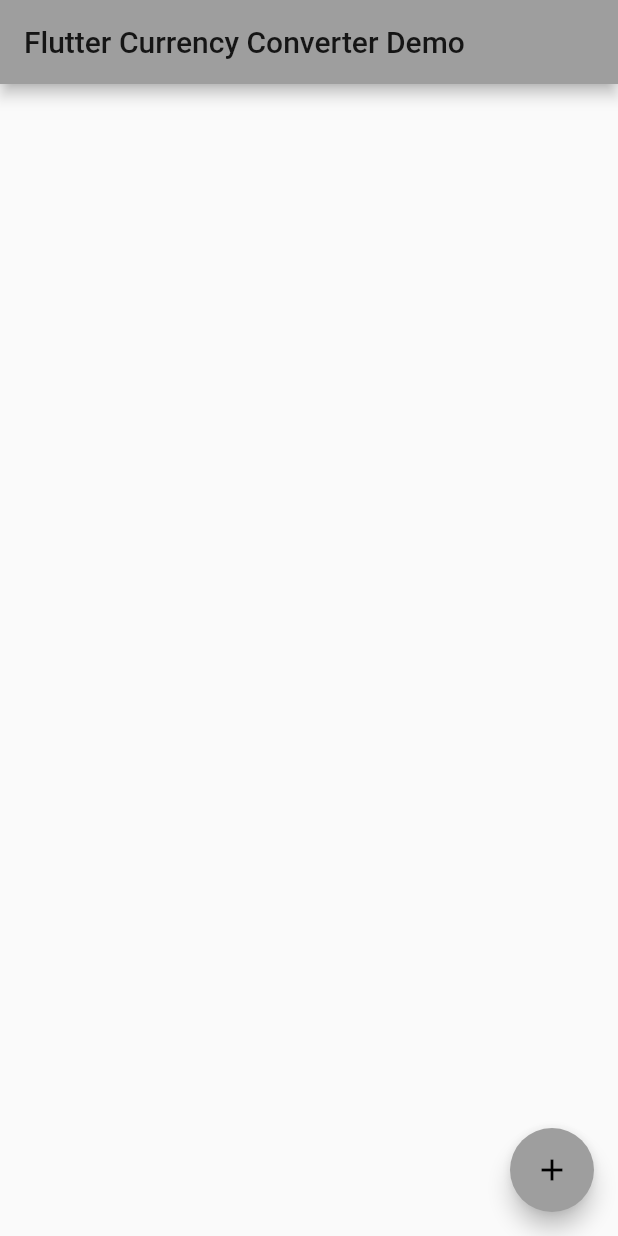
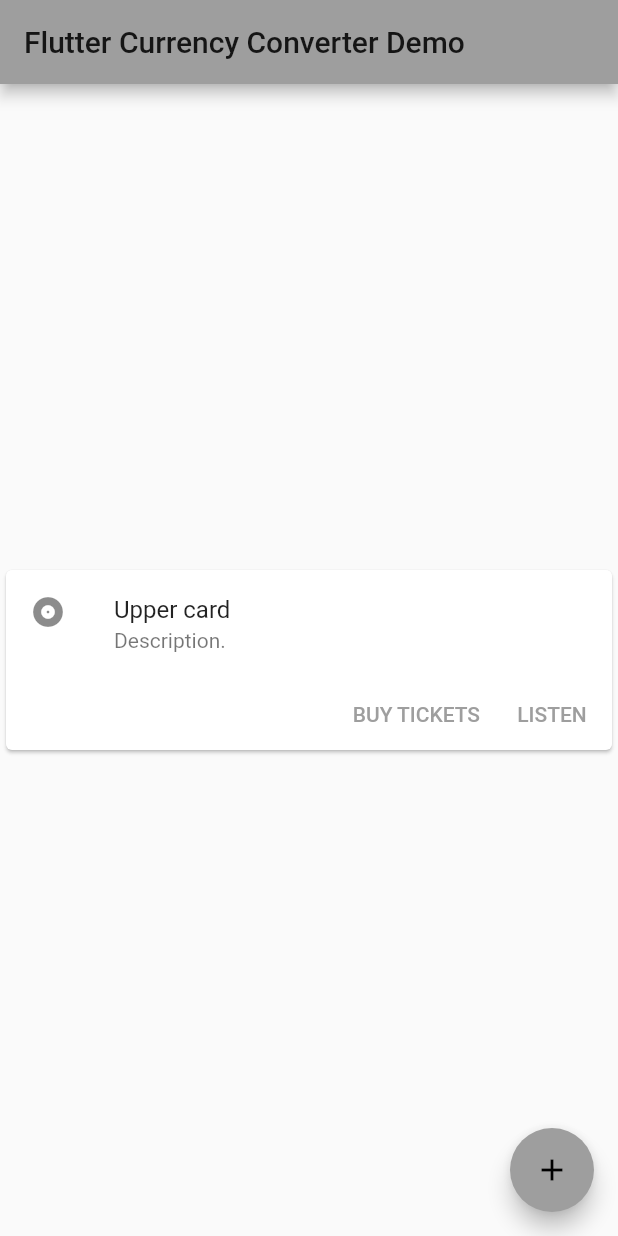
Before and after one commit to hectorddmx/CurrencyConverter, a Flutter app: the screen it shows after launch, on a phone screen of 412 x 824 dp. Run offline on Flutter 3.47's test engine with Material 2 defaults, Android fonts, the phone set to English and light mode, and no system bars.

Commit message:
feat: source currency card

```diff
--- a/lib/main.dart
+++ b/lib/main.dart
@@ -92,9 +92,9 @@
               // axis because Columns are vertical (the cross axis would be
               // horizontal).
               mainAxisAlignment: MainAxisAlignment.center,
-              children: <Widget>[]
-          )
-      ),
+              children: <Widget>[
+                SourceCurrencyWidget(),
+              ])),
       floatingActionButton: FloatingActionButton(
         onPressed: _incrementCounter,
         tooltip: 'Increment',
@@ -103,3 +103,40 @@
     );
   }
 }
+
+class SourceCurrencyWidget extends StatelessWidget {
+  const SourceCurrencyWidget({
+    Key? key,
+  }) : super(key: key);
+
+  @override
+  Widget build(BuildContext context) {
+    return Card(
+      child: Column(
+        mainAxisSize: MainAxisSize.min,
+        children: <Widget>[
+          const ListTile(
+            leading: Icon(Icons.album),
+            title: Text('Upper card'),
+            subtitle: Text('Description.'),
+          ),
+          Row(
+            mainAxisAlignment: MainAxisAlignment.end,
+            children: <Widget>[
+              TextButton(
+                child: const Text('BUY TICKETS'),
+                onPressed: () {/* ... */},
+              ),
+              const SizedBox(width: 8),
+              TextButton(
+                child: const Text('LISTEN'),
+                onPressed: () {/* ... */},
+              ),
+              const SizedBox(width: 8),
+            ],
+          ),
+        ],
+      ),
+    );
+  }
+}
```
